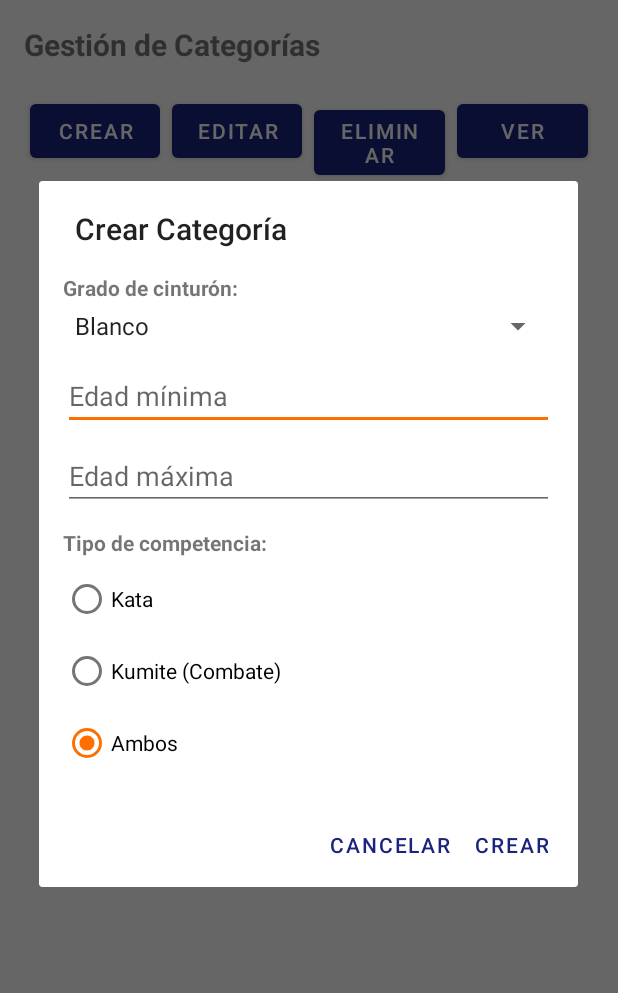
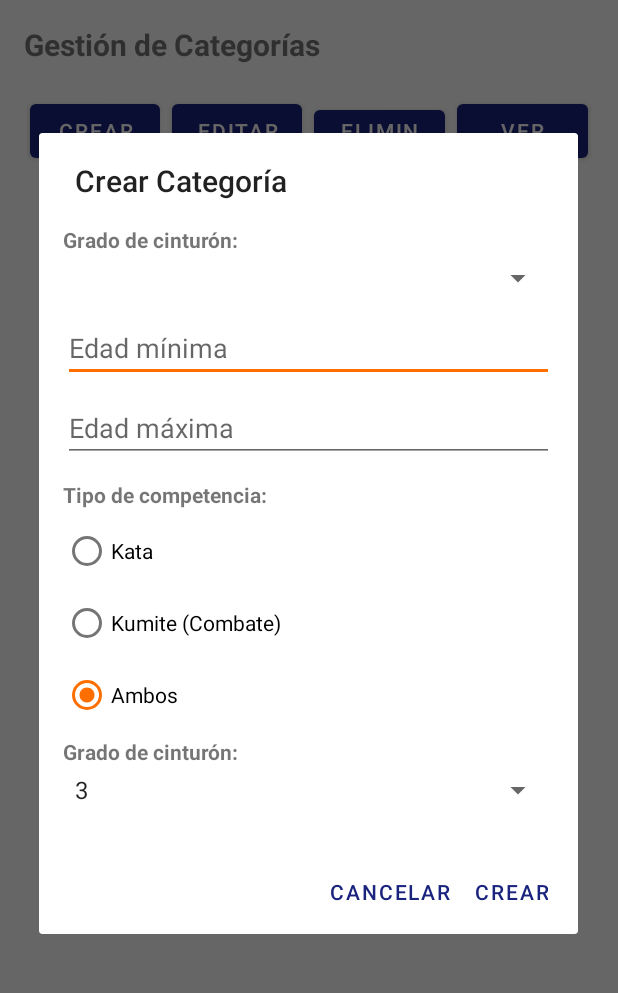
Before and after one commit to GrecoAveitua/proyectoKikin, an Android app: the fragment CategoriesFragment placed in its activity, after a tap on "CREAR", on a phone screen of 412 x 824 dp, the part 84-1077 px from its top. Run offline under Robolectric (Android 15) with nearby library versions, the phone set to English and light mode, and no system bars.

Commit message:
Versión 5

```diff
--- a/app/src/main/java/com/example/karatecompetitionmanager/fragments/CategoriesFragment.java
+++ b/app/src/main/java/com/example/karatecompetitionmanager/fragments/CategoriesFragment.java
@@ -64,21 +64,28 @@ public class CategoriesFragment extends Fragment {
                 .inflate(R.layout.dialog_add_category, null);
 
         Spinner spBelt = dialogView.findViewById(R.id.sp_category_belt);
+        Spinner spjUDGE = dialogView.findViewById(R.id.sp_category_judges);
         EditText etMinAge = dialogView.findViewById(R.id.et_min_age);
         EditText etMaxAge = dialogView.findViewById(R.id.et_max_age);
         RadioGroup rgType = dialogView.findViewById(R.id.rg_category_type);
 
         String[] belts = {"Blanco", "Amarillo", "Naranja", "Verde", "Azul", "Marron", "Negro"};
+        String[] judes = {"3", "5", "7"};
         ArrayAdapter<String> beltAdapter = new ArrayAdapter<>(getContext(),
                 android.R.layout.simple_spinner_item, belts);
         beltAdapter.setDropDownViewResource(android.R.layout.simple_spinner_dropdown_item);
-        spBelt.setAdapter(beltAdapter);
+        spjUDGE.setAdapter(beltAdapter);
+        ArrayAdapter<String> judgeAdapter = new ArrayAdapter<>(getContext(),
+                android.R.layout.simple_spinner_item, judes);
+        beltAdapter.setDropDownViewResource(android.R.layout.simple_spinner_dropdown_item);
+        spjUDGE.setAdapter(judgeAdapter);
 
         new AlertDialog.Builder(getContext())
                 .setTitle("Crear Categoría")
                 .setView(dialogView)
                 .setPositiveButton("Crear", (dialog, which) -> {
                     String belt = spBelt.getSelectedItem().toString();
+                    String judge = spjUDGE.getSelectedItem().toString();
                     String minAgeStr = etMinAge.getText().toString().trim();
                     String maxAgeStr = etMaxAge.getText().toString().trim();
 
--- a/app/src/main/res/layout/dialog_add_category.xml
+++ b/app/src/main/res/layout/dialog_add_category.xml
@@ -68,4 +68,18 @@
 
     </RadioGroup>
 
+    <TextView
+        android:layout_width="match_parent"
+        android:layout_height="wrap_content"
+        android:text="Grado de cinturón:"
+        android:textStyle="bold"
+        android:layout_marginTop="4dp"/>
+
+    <Spinner
+        android:id="@+id/sp_category_judges"
+        android:layout_width="match_parent"
+        android:layout_height="wrap_content"
+        android:layout_marginTop="4dp"
+        android:layout_marginBottom="12dp" />
+
 </LinearLayout>
```
Also changed, not shown: app/src/main/java/com/example/karatecompetitionmanager/fragments/CompetitorsFragment.java (+38 -63 lines).
